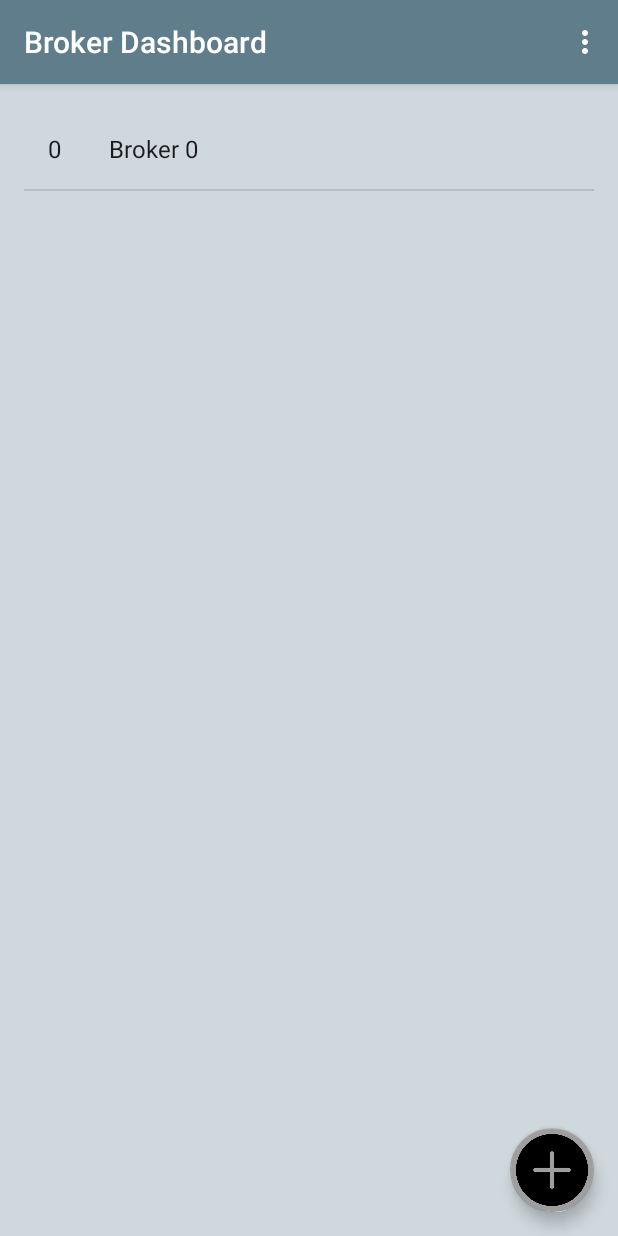
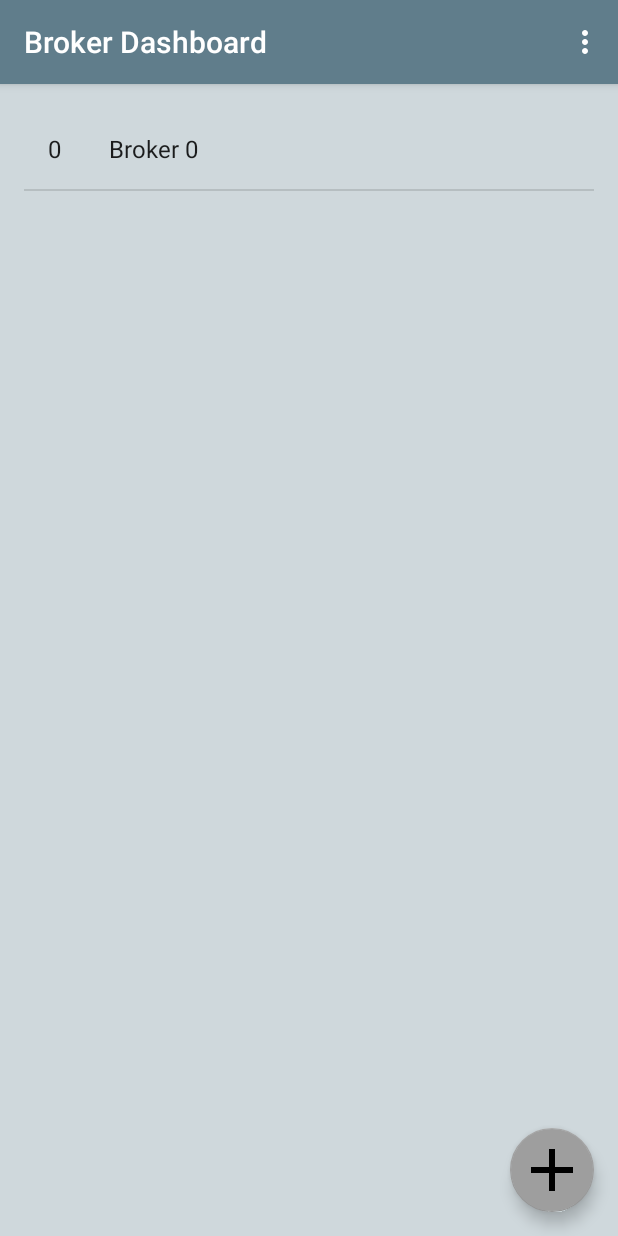
Before and after one commit to kkredit/MQTT-sweeper-android, an Android app: the screen it shows after launch once a user with an empty profile is signed in (DashboardActivity), on a phone screen of 412 x 824 dp. Run offline under Robolectric (Android 15) with nearby library versions, the phone set to English and light mode, and no system bars; our stand-ins replace ButterKnife, Firebase (no records; nobody signed in at launch, a user with empty details on screens opened directly).

Commit message:
Remove unneeded + png, replace with clipart

```diff
--- /dev/null
+++ b/app/src/main/res/drawable/ic_add_black_24dp.xml
@@ -0,0 +1,9 @@
+<vector xmlns:android="http://schemas.android.com/apk/res/android"
+        android:width="24dp"
+        android:height="24dp"
+        android:viewportWidth="24.0"
+        android:viewportHeight="24.0">
+    <path
+        android:fillColor="#FF000000"
+        android:pathData="M19,13h-6v6h-2v-6H5v-2h6V5h2v6h6v2z"/>
+</vector>
--- a/app/src/main/res/layout/activity_broker.xml
+++ b/app/src/main/res/layout/activity_broker.xml
@@ -29,6 +29,6 @@
         android:layout_gravity="bottom|end"
         android:layout_margin="@dimen/fab_margin"
         app:maxImageSize="@android:dimen/app_icon_size"
-        app:srcCompat="@drawable/pack_077_more" />
+        app:srcCompat="@drawable/ic_add_black_24dp" />
 
 </android.support.design.widget.CoordinatorLayout>
--- a/app/src/main/res/layout/activity_dashboard.xml
+++ b/app/src/main/res/layout/activity_dashboard.xml
@@ -30,6 +30,6 @@
         android:layout_gravity="bottom|end"
         android:layout_margin="@dimen/fab_margin"
         app:maxImageSize="@android:dimen/app_icon_size"
-        app:srcCompat="@drawable/pack_077_more" />
+        app:srcCompat="@drawable/ic_add_black_24dp" />
 
 </android.support.design.widget.CoordinatorLayout>
```
Also changed, not shown: app/src/main/res/drawable/pack_077_more.png (deleted).
